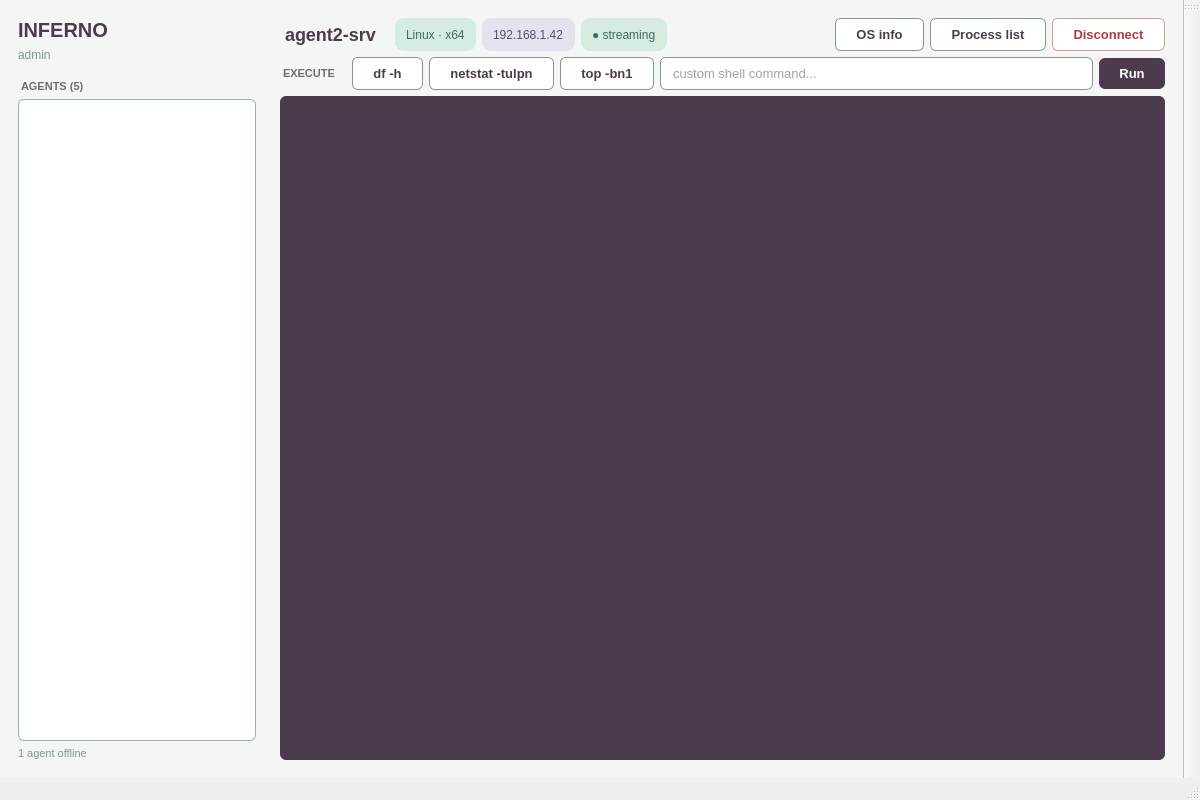
Before: the Qt Designer form dashboard/mainwindow.ui in Florence-Navet/inferno, drawn with Qt 5.
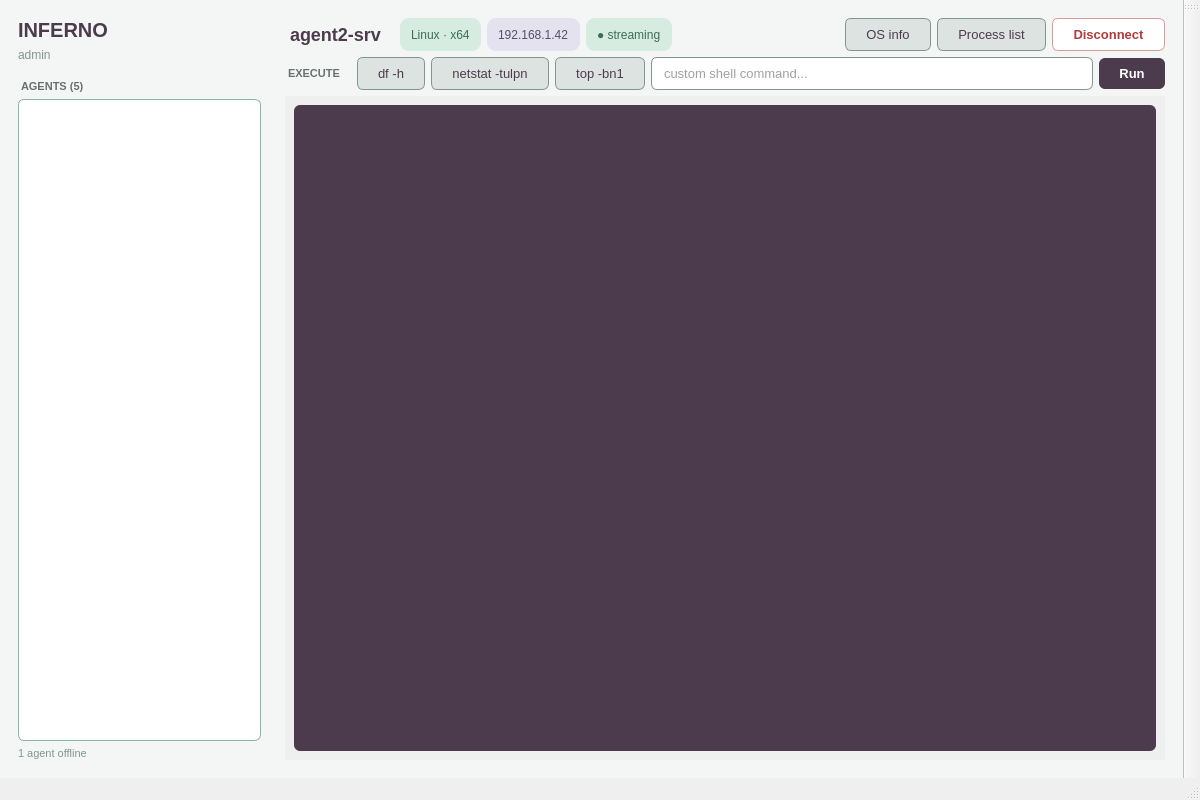
After: the same form once the commit is applied.

Commit message: feat(dashboard): add metrics cards row and scrollable content area

```diff
--- a/dashboard/mainwindow.ui
+++ b/dashboard/mainwindow.ui
@@ -61,9 +61,10 @@
     background-color: #82968C;
 }
 QPushButton#osInfoButton, QPushButton#processListButton, QPushButton#presetDfButton, QPushButton#presetNetstatButton, QPushButton#presetTopButton {
-    background-color: #ffffff;
+    background-color: #dde3e0;
     color: #4C3B4D;
     border: 1px solid #82968C;
+    font-weight: normal;
 }
 QPushButton#disconnectButton {
     background-color: #ffffff;
@@ -145,6 +146,23 @@
 }
 QLabel#agentStatusDot[online="false"] {
 color: #6A706E;
+}QFrame#metricCard {
+background-color: #ffffff;
+border: 1px solid #e2e6e4;
+border-radius: 8px;
+}
+QLabel#metricTitle {
+color: #6A706E;
+font-size: 12px;
+}
+QLabel#metricValue {
+color: #2f2833;
+font-size: 26px;
+font-weight: 500;
+}
+QLabel#metricSubtitle {
+color: #9aa0a0;
+font-size: 11px;
 }</string>
    </property>
    <layout class="QHBoxLayout" name="horizontalLayout">
@@ -327,10 +345,24 @@
         </layout>
        </item>
        <item>
+               <widget class="QScrollArea" name="contentScroll">
+                <property name="widgetResizable">
+                 <bool>true</bool>
+                </property>
+                <property name="frameShape">
+                 <enum>QFrame::NoFrame</enum>
+                </property>
+                <widget class="QWidget" name="contentArea">
+                 <layout class="QVBoxLayout" name="contentLayout">
+                  <item>
         <widget class="QTextEdit" name="outputView">
          <property name="readOnly">
           <bool>true</bool>
          </property>
+                   </widget>
+                  </item>
+                 </layout>
+                </widget>
         </widget>
        </item>
       </layout>
```
Lines whose indentation alone changed are shown as unchanged. The commit also changes 2 other files.
